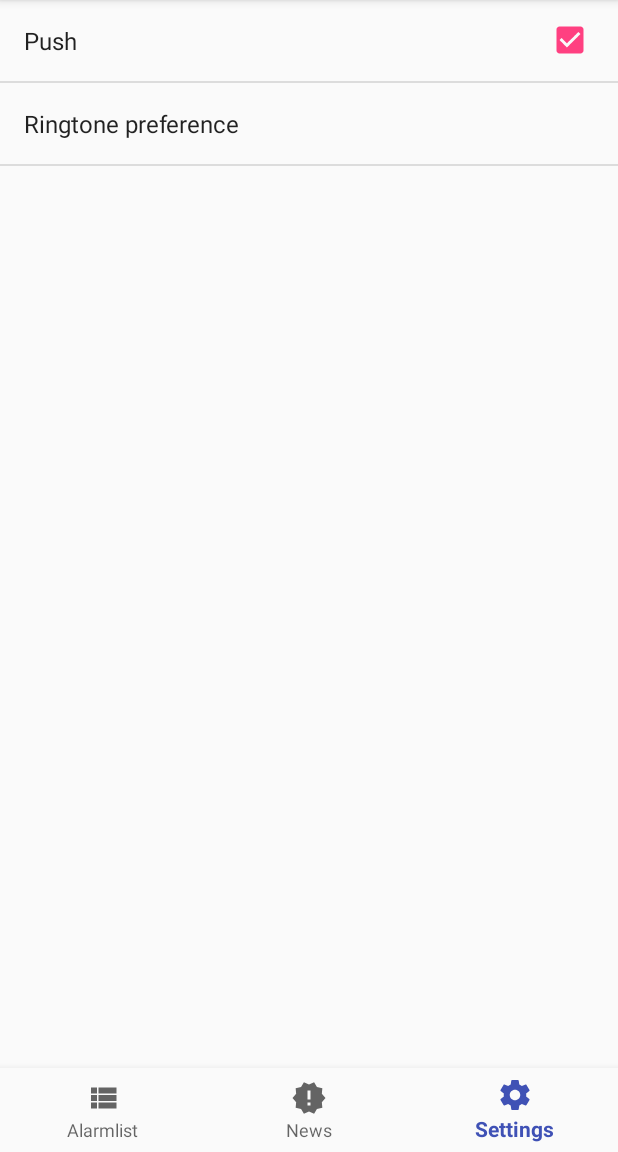
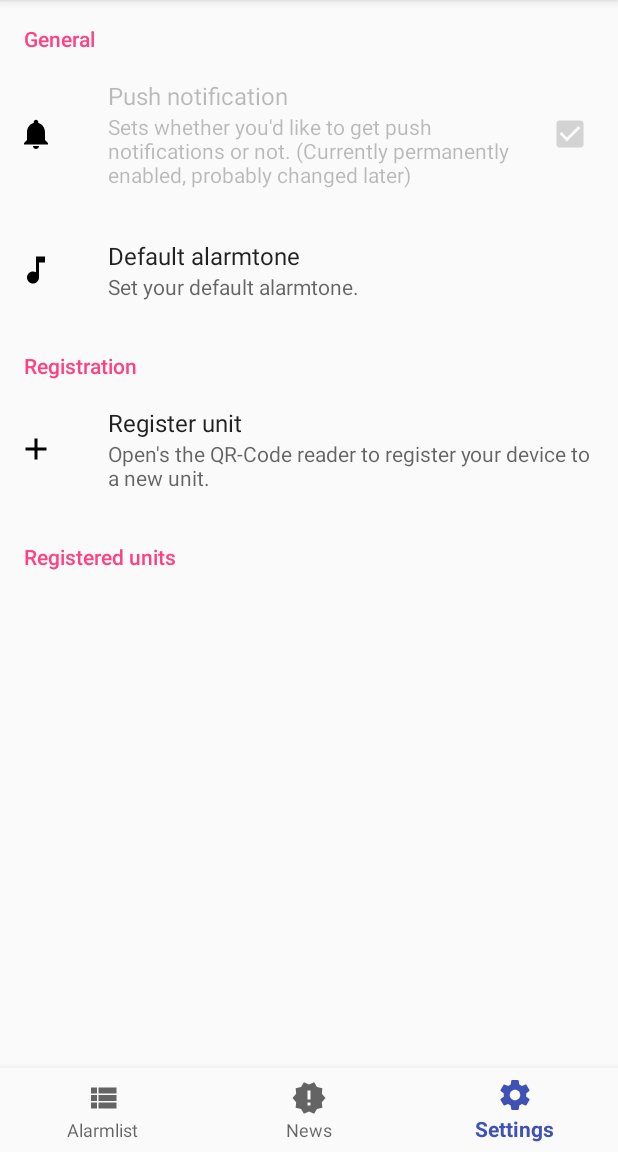
Before and after one commit to dorianweidler/BOSCall, an Android app: the screen it shows after launch (MainActivity), item 3 of the bottom bar chosen, on a phone screen of 412 x 824 dp, the part 84-1236 px from its top. Run offline under Robolectric (Android 15) with nearby library versions, the phone set to English and light mode, and no system bars; 2 statements that could not run were skipped.

Commit message:
Enhanced settings

```diff
--- a/app/build.gradle
+++ b/app/build.gradle
@@ -8,7 +8,7 @@ android {
     compileSdkVersion 26
     defaultConfig {
         applicationId "de.boscall.boscall"
-        minSdkVersion 15
+        minSdkVersion 24
         targetSdkVersion 26
         versionCode 1
         versionName "1.0"
--- a/app/src/main/java/de/boscall/boscall/MainActivity.kt
+++ b/app/src/main/java/de/boscall/boscall/MainActivity.kt
@@ -40,7 +40,7 @@ class MainActivity : AppCompatActivity() {
         navigation.setOnNavigationItemSelectedListener(mOnNavigationItemSelectedListener)
 
         val token = FirebaseInstanceId.getInstance().token
-        Log.d(this.javaClass.name, "FCM Registration Token: " + token!!)
+        Log.d(this.javaClass.name, "FCM Registration Token: " + token)
     }
 
     fun switchFragment(fragmentId: FragmentID) {
--- a/app/src/main/java/de/boscall/boscall/SettingsFragment.kt
+++ b/app/src/main/java/de/boscall/boscall/SettingsFragment.kt
@@ -2,8 +2,11 @@ package de.boscall.boscall
 
 
 import android.app.Fragment
+import android.content.Context
 import android.os.Bundle
 import android.preference.PreferenceFragment
+import android.preference.PreferenceManager
+import android.util.Log
 
 
 /**
@@ -16,4 +19,13 @@ class SettingsFragment : PreferenceFragment() {
 
         addPreferencesFromResource(R.xml.settings)
     }
+
+    override fun onAttach(context: Context?) {
+        super.onAttach(context)
+        val sharedPreferences = PreferenceManager.getDefaultSharedPreferences(context)
+        for (pref in sharedPreferences.all.keys) {
+            Log.d(this.javaClass.name, "Key ${pref} -> ${(sharedPreferences.all[pref])} -> String? ${(sharedPreferences.all[pref] is String)}")
+        }
+
+    }
 }// Required empty public constructor
--- a/app/src/main/java/de/boscall/boscall/services/BosCallIdService.kt
+++ b/app/src/main/java/de/boscall/boscall/services/BosCallIdService.kt
@@ -10,6 +10,7 @@ class BosCallIdService : FirebaseInstanceIdService() {
     val TAG = this.javaClass.name
 
     override fun onTokenRefresh() {
+        Log.d(TAG, "TOKEN REFRESH")
         // Get updated InstanceID token.
         val refreshedToken = FirebaseInstanceId.getInstance().token
         Log.d(TAG, "Refreshed token: " + refreshedToken!!)
--- /dev/null
+++ b/app/src/main/res/drawable/ic_add_black_24dp.xml
@@ -0,0 +1,9 @@
+<vector xmlns:android="http://schemas.android.com/apk/res/android"
+    android:width="24dp"
+    android:height="24dp"
+    android:viewportHeight="24.0"
+    android:viewportWidth="24.0">
+    <path
+        android:fillColor="#FF000000"
+        android:pathData="M19,13h-6v6h-2v-6H5v-2h6V5h2v6h6v2z" />
+</vector>
--- /dev/null
+++ b/app/src/main/res/drawable/ic_music_note_black_24dp.xml
@@ -0,0 +1,9 @@
+<vector xmlns:android="http://schemas.android.com/apk/res/android"
+    android:width="24dp"
+    android:height="24dp"
+    android:viewportHeight="24.0"
+    android:viewportWidth="24.0">
+    <path
+        android:fillColor="#FF000000"
+        android:pathData="M12,3v10.55c-0.59,-0.34 -1.27,-0.55 -2,-0.55 -2.21,0 -4,1.79 -4,4s1.79,4 4,4 4,-1.79 4,-4V7h4V3h-6z" />
+</vector>
--- a/app/src/main/res/values/strings.xml
+++ b/app/src/main/res/values/strings.xml
@@ -4,6 +4,24 @@
     <string name="nav_title_news">News</string>
     <string name="nav_title_settings">Settings</string>
 
+    <!-- Settings texts -->
+    <string name="grp_settings_general">General</string>
+    <string name="itm_push">Push notification</string>
+    <string name="itmDesc_push">Sets whether you\'d like to get push notifications or not. (Currently permanently enabled, probably changed later)</string>
+    <string name="itm_default_alarmtone">Default alarmtone</string>
+    <string name="itmDesc_default_alarmtone">Set your default alarmtone.</string>
+
+    <string name="grp_settings_registration">Registration</string>
+    <string name="itm_register_unit">Register unit</string>
+    <string name="itmDesc_register_unit">Open\'s the QR-Code reader to register your device to a new unit.</string>
+
+    <string name="grp_settings_registered_units">Registered units</string>
+
+    <!-- Notification channels -->
+    <string name="not_channel_alarm">boscall_alarm_channel</string>
+    <string name="not_channel_alarm_name">Alarm Channel</string>
+    <string name="not_channel_alarm_desc">Channel for alarms</string>
+
     <!-- TODO: Remove or change this placeholder text -->
     <string name="hello_blank_fragment">Hello blank fragment</string>
 </resources>
--- a/app/src/main/res/xml/settings.xml
+++ b/app/src/main/res/xml/settings.xml
@@ -1,11 +1,34 @@
 <?xml version="1.0" encoding="utf-8"?>
 <PreferenceScreen xmlns:android="http://schemas.android.com/apk/res/android">
 
-    <CheckBoxPreference
-        android:defaultValue="true"
-        android:key="chkPush"
-        android:title="Push" />
-    <RingtonePreference
-        android:key="ringtone_preference_1"
-        android:title="Ringtone preference" />
+
+    <PreferenceCategory android:title="@string/grp_settings_general">
+        <CheckBoxPreference
+            android:defaultValue="true"
+            android:enabled="false"
+            android:icon="@drawable/ic_notifications_black_24dp"
+            android:key="itmPush"
+            android:selectable="false"
+            android:summary="@string/itmDesc_push"
+            android:title="@string/itm_push" />
+        <RingtonePreference
+            android:icon="@drawable/ic_music_note_black_24dp"
+            android:key="itmDefaultAlarmtone"
+            android:summary="@string/itmDesc_default_alarmtone"
+            android:title="@string/itm_default_alarmtone" />
+    </PreferenceCategory>
+
+    <!-- Registration -->
+    <PreferenceCategory android:title="@string/grp_settings_registration">
+        <Preference
+            android:icon="@drawable/ic_add_black_24dp"
+            android:key="itmAddUnit"
+            android:summary="@string/itmDesc_register_unit"
+            android:title="@string/itm_register_unit" />
+    </PreferenceCategory>
+
+    <!-- Registered units -->
+    <PreferenceCategory
+        android:key="grpRegisteredUnits"
+        android:title="@string/grp_settings_registered_units"></PreferenceCategory>
 </PreferenceScreen>
```
Also changed, not shown: app/src/main/java/de/boscall/boscall/services/BosCallMessagingService.kt (+35 -0 lines), app/src/main/res/drawable/ic_phone_android_black_24dp.xml (added, +9 -0 lines).
